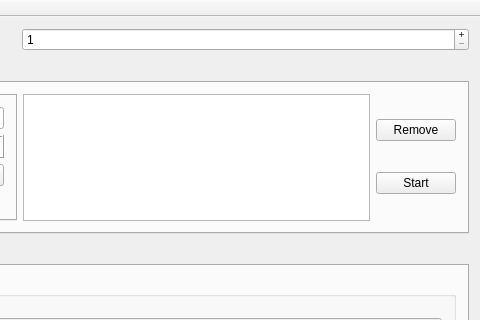
First picture: the form in odroidreader.ui, repository TUD-OS/OdroidReader, before the edit; both pictures show x 443 to 923 and y 0 to 320 of the 923 by 854 pixel window.
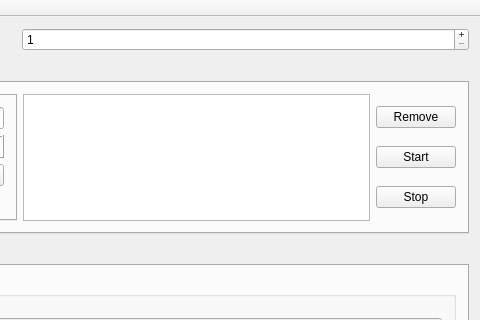
Second picture: the form after the edit. The open tabs and pages were chosen to show the change. Icons and pictures are not drawn. Custom widgets are drawn as their Qt base class.

```diff
--- a/odroidreader.ui
+++ b/odroidreader.ui
@@ -280,6 +280,18 @@
             </property>
            </widget>
           </item>
+          <item>
+           <widget class="QPushButton" name="stopSampling">
+            <property name="text">
+             <string>Stop</string>
+            </property>
+            <property name="icon">
+             <iconset theme="media-playback-stop">
+              <normaloff/>
+             </iconset>
+            </property>
+           </widget>
+          </item>
          </layout>
         </item>
        </layout>
```
Left out of the diff: 8 changed lines with no effect on the pictures.
